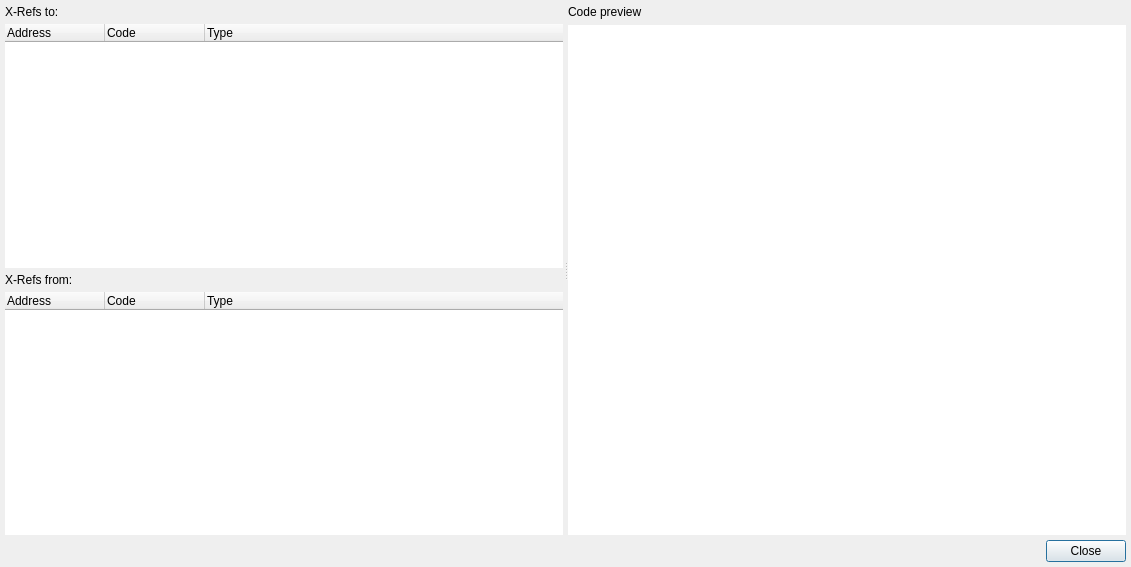
Above: src/dialogs/XrefsDialog.ui from rizinorg/cutter before the change. Below: the same form after it.
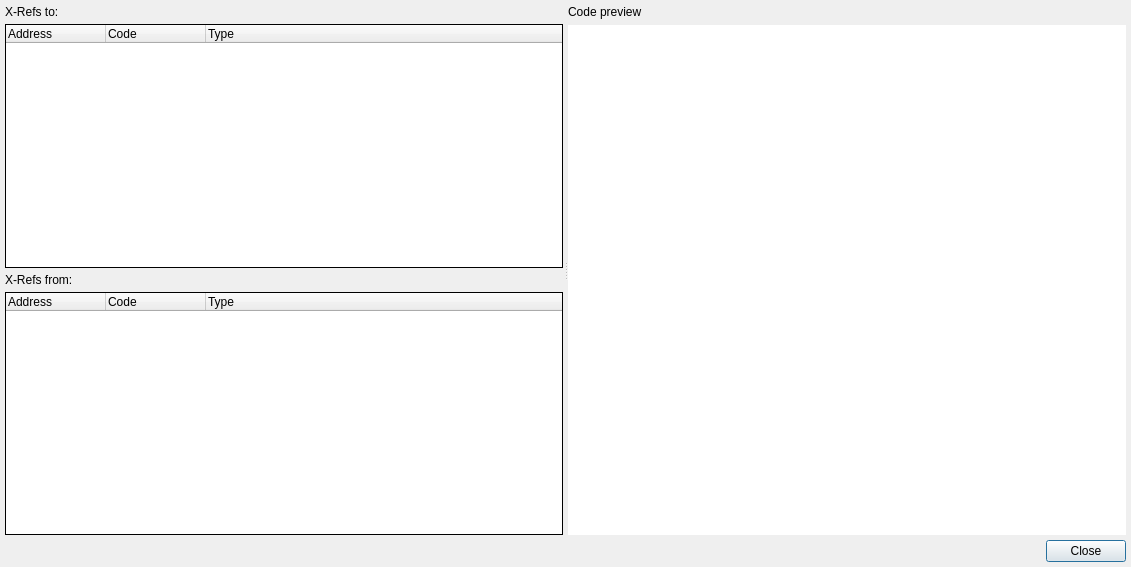
That is the form after the change.

```diff
--- a/src/dialogs/XrefsDialog.ui
+++ b/src/dialogs/XrefsDialog.ui
@@ -52,7 +52,7 @@
        <item>
         <widget class="QTreeWidget" name="toTreeWidget">
          <property name="frameShape">
-          <enum>QFrame::NoFrame</enum>
+          <enum>QFrame::Box</enum>
          </property>
          <property name="frameShadow">
           <enum>QFrame::Plain</enum>
@@ -90,7 +90,7 @@
        <item>
         <widget class="QTreeWidget" name="fromTreeWidget">
          <property name="frameShape">
-          <enum>QFrame::NoFrame</enum>
+          <enum>QFrame::Box</enum>
          </property>
          <property name="frameShadow">
           <enum>QFrame::Plain</enum>
```
